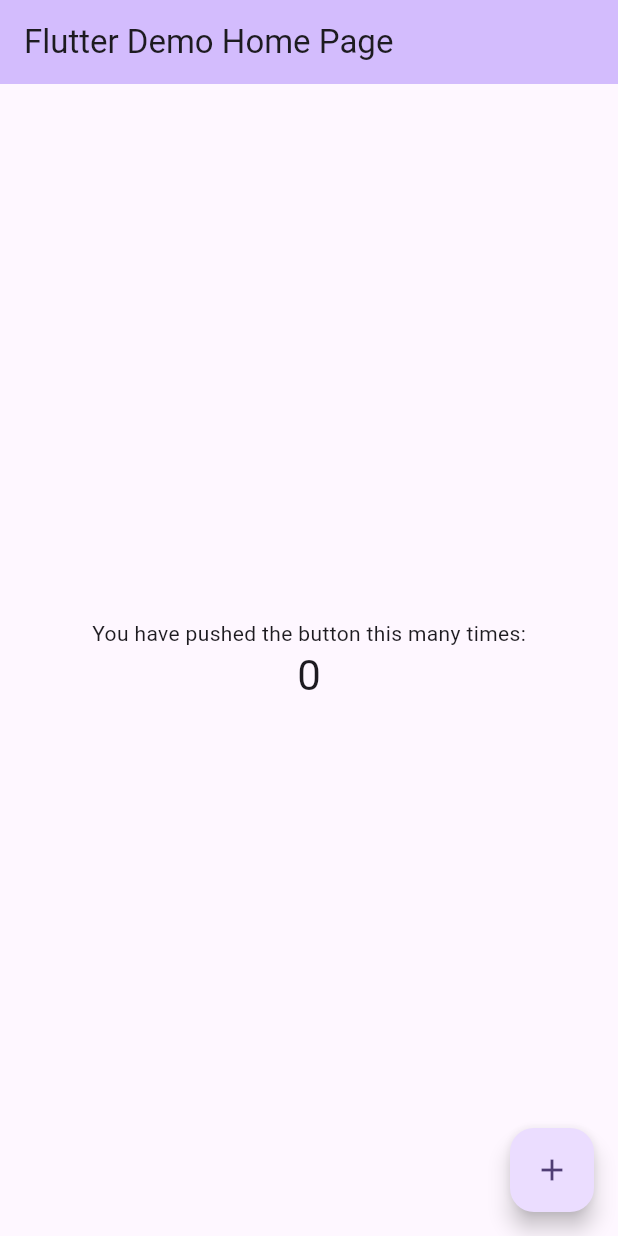
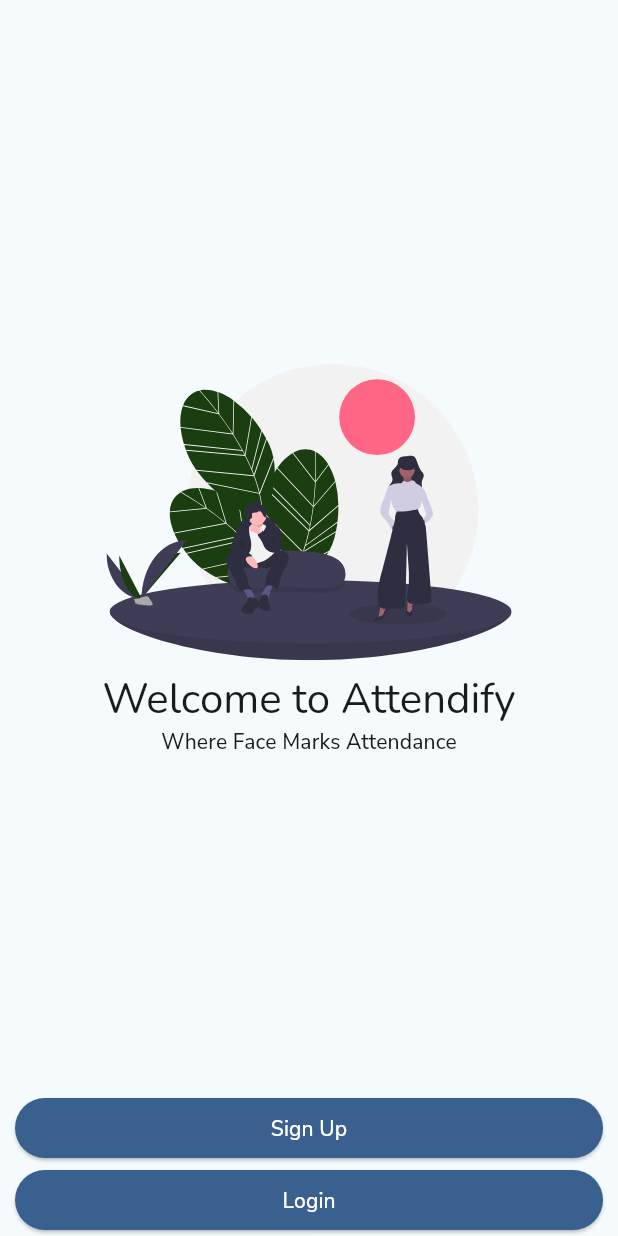
Before and after one commit to the-asherbrook-06/Attendance-Tracking-System, a Flutter app: the screen it shows after launch, on a phone screen of 412 x 824 dp. Run offline on Flutter 3.47's test engine with Material 3 defaults, Android fonts, the phone set to English and light mode, and no system bars; our stand-ins replace flutter_svg, google_fonts.

Commit message:
Splash screens

```diff
--- a/lib/main.dart
+++ b/lib/main.dart
@@ -1,3 +1,6 @@
+import 'package:attendance/screens/splashscreen.dart';
+import 'package:attendance/themes/theme.dart';
+import 'package:attendance/themes/util.dart';
 import 'package:flutter/material.dart';
 
 void main() {
@@ -7,116 +10,15 @@ void main() {
 class MyApp extends StatelessWidget {
   const MyApp({super.key});
 
-  // This widget is the root of your application.
   @override
   Widget build(BuildContext context) {
+    TextTheme textTheme = createTextTheme(context, "Nunito Sans", "Nunito");
+    MaterialTheme theme = MaterialTheme(textTheme);
     return MaterialApp(
-      title: 'Flutter Demo',
-      theme: ThemeData(
-        // This is the theme of your application.
-        //
-        // TRY THIS: Try running your application with "flutter run". You'll see
-        // the application has a purple toolbar. Then, without quitting the app,
-        // try changing the seedColor in the colorScheme below to Colors.green
-        // and then invoke "hot reload" (save your changes or press the "hot
-        // reload" button in a Flutter-supported IDE, or press "r" if you used
-        // the command line to start the app).
-        //
-        // Notice that the counter didn't reset back to zero; the application
-        // state is not lost during the reload. To reset the state, use hot
-        // restart instead.
-        //
-        // This works for code too, not just values: Most code changes can be
-        // tested with just a hot reload.
-        colorScheme: ColorScheme.fromSeed(seedColor: Colors.deepPurple),
-      ),
-      home: const MyHomePage(title: 'Flutter Demo Home Page'),
+      theme: theme.light(),
+      darkTheme: theme.dark(),
+      debugShowCheckedModeBanner: false,
+      home: Splashscreen(),
     );
   }
 }
-
-class MyHomePage extends StatefulWidget {
-  const MyHomePage({super.key, required this.title});
-
-  // This widget is the home page of your application. It is stateful, meaning
-  // that it has a State object (defined below) that contains fields that affect
-  // how it looks.
-
-  // This class is the configuration for the state. It holds the values (in this
-  // case the title) provided by the parent (in this case the App widget) and
-  // used by the build method of the State. Fields in a Widget subclass are
-  // always marked "final".
-
-  final String title;
-
-  @override
-  State<MyHomePage> createState() => _MyHomePageState();
-}
-
-class _MyHomePageState extends State<MyHomePage> {
-  int _counter = 0;
-
-  void _incrementCounter() {
-    setState(() {
-      // This call to setState tells the Flutter framework that something has
-      // changed in this State, which causes it to rerun the build method below
-      // so that the display can reflect the updated values. If we changed
-      // _counter without calling setState(), then the build method would not be
-      // called again, and so nothing would appear to happen.
-      _counter++;
-    });
-  }
-
-  @override
-  Widget build(BuildContext context) {
-    // This method is rerun every time setState is called, for instance as done
-    // by the _incrementCounter method above.
-    //
-    // The Flutter framework has been optimized to make rerunning build methods
-    // fast, so that you can just rebuild anything that needs updating rather
-    // than having to individually change instances of widgets.
-    return Scaffold(
-      appBar: AppBar(
-        // TRY THIS: Try changing the color here to a specific color (to
-        // Colors.amber, perhaps?) and trigger a hot reload to see the AppBar
-        // change color while the other colors stay the same.
-        backgroundColor: Theme.of(context).colorScheme.inversePrimary,
-        // Here we take the value from the MyHomePage object that was created by
-        // the App.build method, and use it to set our appbar title.
-        title: Text(widget.title),
-      ),
-      body: Center(
-        // Center is a layout widget. It takes a single child and positions it
-        // in the middle of the parent.
-        child: Column(
-          // Column is also a layout widget. It takes a list of children and
-          // arranges them vertically. By default, it sizes itself to fit its
-          // children horizontally, and tries to be as tall as its parent.
-          //
-          // Column has various properties to control how it sizes itself and
-          // how it positions its children. Here we use mainAxisAlignment to
-          // center the children vertically; the main axis here is the vertical
-          // axis because Columns are vertical (the cross axis would be
-          // horizontal).
-          //
-          // TRY THIS: Invoke "debug painting" (choose the "Toggle Debug Paint"
-          // action in the IDE, or press "p" in the console), to see the
-          // wireframe for each widget.
-          mainAxisAlignment: MainAxisAlignment.center,
-          children: <Widget>[
-            const Text('You have pushed the button this many times:'),
-            Text(
-              '$_counter',
-              style: Theme.of(context).textTheme.headlineMedium,
-            ),
-          ],
-        ),
-      ),
-      floatingActionButton: FloatingActionButton(
-        onPressed: _incrementCounter,
-        tooltip: 'Increment',
-        child: const Icon(Icons.add),
-      ), // This trailing comma makes auto-formatting nicer for build methods.
-    );
-  }
-}
--- /dev/null
+++ b/lib/screens/splashscreen.dart
@@ -0,0 +1,85 @@
+import 'package:flutter/material.dart';
+import 'package:flutter_svg/flutter_svg.dart';
+
+class Splashscreen extends StatefulWidget {
+  const Splashscreen({super.key});
+
+  @override
+  State<Splashscreen> createState() => _SplashscreenState();
+}
+
+class _SplashscreenState extends State<Splashscreen> {
+  @override
+  Widget build(BuildContext context) {
+    final brightness = View.of(context).platformDispatcher.platformBrightness;
+    return Scaffold(
+      body: Center(
+        child: Column(
+          mainAxisAlignment: MainAxisAlignment.spaceAround,
+          children: [
+            Spacer(),
+            Expanded(
+              child: Center(
+                child: Column(
+                  children: [
+                    SvgPicture.asset(
+                      'assets/images/splash_${brightness == Brightness.light ? 'light' : 'dark'}.svg',
+                      width: 270,
+                    ),
+                    SizedBox(height: 8),
+                    Text(
+                      "Welcome to Attendify",
+                      style: Theme.of(context).textTheme.headlineMedium,
+                    ),
+                    Text(
+                      "Where Face Marks Attendance",
+                      style: Theme.of(context).textTheme.labelLarge,
+                    ),
+                  ],
+                ),
+              ),
+            ),
+            Spacer(),
+            Padding(
+              padding: EdgeInsetsGeometry.symmetric(horizontal: 10),
+              child: Column(
+                children: [
+                  SizedBox(
+                    width: MediaQuery.of(context).size.width,
+                    child: ElevatedButton(
+                      onPressed: () {},
+                      style: ElevatedButton.styleFrom(
+                        backgroundColor: Theme.of(context).colorScheme.primary,
+                      ),
+                      child: Text(
+                        "Sign Up",
+                        style: TextStyle(
+                          color: Theme.of(context).colorScheme.onPrimary,
+                        ),
+                      ),
+                    ),
+                  ),
+                  SizedBox(
+                    width: MediaQuery.of(context).size.width,
+                    child: ElevatedButton(
+                      onPressed: () {},
+                      style: ElevatedButton.styleFrom(
+                        backgroundColor: Theme.of(context).colorScheme.primary,
+                      ),
+                      child: Text(
+                        "Login",
+                        style: TextStyle(
+                          color: Theme.of(context).colorScheme.onPrimary,
+                        ),
+                      ),
+                    ),
+                  ),
+                ],
+              ),
+            ),
+          ],
+        ),
+      ),
+    );
+  }
+}
--- /dev/null
+++ b/lib/themes/theme.dart
@@ -0,0 +1,389 @@
+import "package:flutter/material.dart";
+
+class MaterialTheme {
+  final TextTheme textTheme;
+
+  const MaterialTheme(this.textTheme);
+
+  static ColorScheme lightScheme() {
+    return const ColorScheme(
+      brightness: Brightness.light,
+      primary: Color(0xff3a608f),
+      surfaceTint: Color(0xff3a608f),
+      onPrimary: Color(0xffffffff),
+      primaryContainer: Color(0xffd3e3ff),
+      onPrimaryContainer: Color(0xff1f4876),
+      secondary: Color(0xff3c6090),
+      onSecondary: Color(0xffffffff),
+      secondaryContainer: Color(0xffd4e3ff),
+      onSecondaryContainer: Color(0xff214876),
+      tertiary: Color(0xff36618e),
+      onTertiary: Color(0xffffffff),
+      tertiaryContainer: Color(0xffd1e4ff),
+      onTertiaryContainer: Color(0xff1a4975),
+      error: Color(0xffba1a1a),
+      onError: Color(0xffffffff),
+      errorContainer: Color(0xffffdad6),
+      onErrorContainer: Color(0xff93000a),
+      surface: Color(0xfff5fafd),
+      onSurface: Color(0xff171c1e),
+      onSurfaceVariant: Color(0xff40484b),
+      outline: Color(0xff70787c),
+      outlineVariant: Color(0xffbfc8cb),
+      shadow: Color(0xff000000),
+      scrim: Color(0xff000000),
+      inverseSurface: Color(0xff2c3133),
+      inversePrimary: Color(0xffa4c9fe),
+      primaryFixed: Color(0xffd3e3ff),
+      onPrimaryFixed: Color(0xff001c39),
+      primaryFixedDim: Color(0xffa4c9fe),
+      onPrimaryFixedVariant: Color(0xff1f4876),
+      secondaryFixed: Color(0xffd4e3ff),
+      onSecondaryFixed: Color(0xff001c3a),
+      secondaryFixedDim: Color(0xffa5c8ff),
+      onSecondaryFixedVariant: Color(0xff214876),
+      tertiaryFixed: Color(0xffd1e4ff),
+      onTertiaryFixed: Color(0xff001d36),
+      tertiaryFixedDim: Color(0xffa0cafd),
+      onTertiaryFixedVariant: Color(0xff1a4975),
+      surfaceDim: Color(0xffd6dbdd),
+      surfaceBright: Color(0xfff5fafd),
+      surfaceContainerLowest: Color(0xffffffff),
+      surfaceContainerLow: Color(0xffeff4f7),
+      surfaceContainer: Color(0xffeaeff1),
+      surfaceContainerHigh: Color(0xffe4e9eb),
+      surfaceContainerHighest: Color(0xffdee3e6),
+    );
+  }
+
+  ThemeData light() {
+    return theme(lightScheme());
+  }
+
+  static ColorScheme lightMediumContrastScheme() {
+    return const ColorScheme(
+      brightness: Brightness.light,
+      primary: Color(0xff063764),
+      surfaceTint: Color(0xff3a608f),
+      onPrimary: Color(0xffffffff),
+      primaryContainer: Color(0xff4a6f9f),
+      onPrimaryContainer: Color(0xffffffff),
+      secondary: Color(0xff093764),
+      onSecondary: Color(0xffffffff),
+      secondaryContainer: Color(0xff4b6e9f),
+      onSecondaryContainer: Color(0xffffffff),
+      tertiary: Color(0xff003862),
+      onTertiary: Color(0xffffffff),
+      tertiaryContainer: Color(0xff46709e),
+      onTertiaryContainer: Color(0xffffffff),
+      error: Color(0xff740006),
+      onError: Color(0xffffffff),
+      errorContainer: Color(0xffcf2c27),
+      onErrorContainer: Color(0xffffffff),
+      surface: Color(0xfff5fafd),
+      onSurface: Color(0xff0c1214),
+      onSurfaceVariant: Color(0xff2f373b),
+      outline: Color(0xff4b5457),
+      outlineVariant: Color(0xff666e72),
+      shadow: Color(0xff000000),
+      scrim: Color(0xff000000),
+      inverseSurface: Color(0xff2c3133),
+      inversePrimary: Color(0xffa4c9fe),
+      primaryFixed: Color(0xff4a6f9f),
+      onPrimaryFixed: Color(0xffffffff),
+      primaryFixedDim: Color(0xff305685),
+      onPrimaryFixedVariant: Color(0xffffffff),
+      secondaryFixed: Color(0xff4b6e9f),
+      onSecondaryFixed: Color(0xffffffff),
+      secondaryFixedDim: Color(0xff315685),
+      onSecondaryFixedVariant: Color(0xffffffff),
+      tertiaryFixed: Color(0xff46709e),
+      onTertiaryFixed: Color(0xffffffff),
+      tertiaryFixedDim: Color(0xff2b5784),
+      onTertiaryFixedVariant: Color(0xffffffff),
+      surfaceDim: Color(0xffc2c7ca),
+      surfaceBright: Color(0xfff5fafd),
+      surfaceContainerLowest: Color(0xffffffff),
+      surfaceContainerLow: Color(0xffeff4f7),
+      surfaceContainer: Color(0xffe4e9eb),
+      surfaceContainerHigh: Color(0xffd8dee0),
+      surfaceContainerHighest: Color(0xffcdd2d5),
+    );
+  }
+
+  ThemeData lightMediumContrast() {
+    return theme(lightMediumContrastScheme());
+  }
+
+  static ColorScheme lightHighContrastScheme() {
+    return const ColorScheme(
+      brightness: Brightness.light,
+      primary: Color(0xff002d55),
+      surfaceTint: Color(0xff3a608f),
+      onPrimary: Color(0xffffffff),
+      primaryContainer: Color(0xff224a78),
+      onPrimaryContainer: Color(0xffffffff),
+      secondary: Color(0xff002d56),
+      onSecondary: Color(0xffffffff),
+      secondaryContainer: Color(0xff244a79),
+      onSecondaryContainer: Color(0xffffffff),
+      tertiary: Color(0xff002e51),
+      onTertiary: Color(0xffffffff),
+      tertiaryContainer: Color(0xff1d4b77),
+      onTertiaryContainer: Color(0xffffffff),
+      error: Color(0xff600004),
+      onError: Color(0xffffffff),
+      errorContainer: Color(0xff98000a),
+      onErrorContainer: Color(0xffffffff),
+      surface: Color(0xfff5fafd),
+      onSurface: Color(0xff000000),
+      onSurfaceVariant: Color(0xff000000),
+      outline: Color(0xff252d30),
+      outlineVariant: Color(0xff424b4e),
+      shadow: Color(0xff000000),
+      scrim: Color(0xff000000),
+      inverseSurface: Color(0xff2c3133),
+      inversePrimary: Color(0xffa4c9fe),
+      primaryFixed: Color(0xff224a78),
+      onPrimaryFixed: Color(0xffffffff),
+      primaryFixedDim: Color(0xff003360),
+      onPrimaryFixedVariant: Color(0xffffffff),
+      secondaryFixed: Color(0xff244a79),
+      onSecondaryFixed: Color(0xffffffff),
+      secondaryFixedDim: Color(0xff033361),
+      onSecondaryFixedVariant: Color(0xffffffff),
+      tertiaryFixed: Color(0xff1d4b77),
+      onTertiaryFixed: Color(0xffffffff),
+      tertiaryFixedDim: Color(0xff00345c),
+      onTertiaryFixedVariant: Color(0xffffffff),
+      surfaceDim: Color(0xffb4babc),
+      surfaceBright: Color(0xfff5fafd),
+      surfaceContainerLowest: Color(0xffffffff),
+      surfaceContainerLow: Color(0xffecf1f4),
+      surfaceContainer: Color(0xffdee3e6),
+      surfaceContainerHigh: Color(0xffd0d5d8),
+      surfaceContainerHighest: Color(0xffc2c7ca),
+    );
+  }
+
+  ThemeData lightHighContrast() {
+    return theme(lightHighContrastScheme());
+  }
+
+  static ColorScheme darkScheme() {
+    return const ColorScheme(
+      brightness: Brightness.dark,
+      primary: Color(0xffa4c9fe),
+      surfaceTint: Color(0xffa4c9fe),
+      onPrimary: Color(0xff00315c),
+      primaryContainer: Color(0xff1f4876),
+      onPrimaryContainer: Color(0xffd3e3ff),
+      secondary: Color(0xffa5c8ff),
+      onSecondary: Color(0xff00315e),
+      secondaryContainer: Color(0xff214876),
+      onSecondaryContainer: Color(0xffd4e3ff),
+      tertiary: Color(0xffa0cafd),
+      onTertiary: Color(0xff003258),
+      tertiaryContainer: Color(0xff1a4975),
+      onTertiaryContainer: Color(0xffd1e4ff),
+      error: Color(0xffffb4ab),
+      onError: Color(0xff690005),
+      errorContainer: Color(0xff93000a),
+      onErrorContainer: Color(0xffffdad6),
+      surface: Color(0xff0f1416),
+      onSurface: Color(0xffdee3e6),
+      onSurfaceVariant: Color(0xffbfc8cb),
+      outline: Color(0xff899296),
+      outlineVariant: Color(0xff40484b),
+      shadow: Color(0xff000000),
+      scrim: Color(0xff000000),
+      inverseSurface: Color(0xffdee3e6),
+      inversePrimary: Color(0xff3a608f),
+      primaryFixed: Color(0xffd3e3ff),
+      onPrimaryFixed: Color(0xff001c39),
+      primaryFixedDim: Color(0xffa4c9fe),
+      onPrimaryFixedVariant: Color(0xff1f4876),
+      secondaryFixed: Color(0xffd4e3ff),
+      onSecondaryFixed: Color(0xff001c3a),
+      secondaryFixedDim: Color(0xffa5c8ff),
+      onSecondaryFixedVariant: Color(0xff214876),
+      tertiaryFixed: Color(0xffd1e4ff),
+      onTertiaryFixed: Color(0xff001d36),
+      tertiaryFixedDim: Color(0xffa0cafd),
+      onTertiaryFixedVariant: Color(0xff1a4975),
+      surfaceDim: Color(0xff0f1416),
+      surfaceBright: Color(0xff343a3c),
+      surfaceContainerLowest: Color(0xff090f11),
+      surfaceContainerLow: Color(0xff171c1e),
+      surfaceContainer: Color(0xff1b2022),
+      surfaceContainerHigh: Color(0xff252b2d),
+      surfaceContainerHighest: Color(0xff303638),
+    );
+  }
+
+  ThemeData dark() {
+    return theme(darkScheme());
+  }
+
+  static ColorScheme darkMediumContrastScheme() {
+    return const ColorScheme(
+      brightness: Brightness.dark,
+      primary: Color(0xffc9deff),
+      surfaceTint: Color(0xffa4c9fe),
+      onPrimary: Color(0xff00264a),
+      primaryContainer: Color(0xff6e93c5),
+      onPrimaryContainer: Color(0xff000000),
+      secondary: Color(0xffcaddff),
+      onSecondary: Color(0xff00264b),
+      secondaryContainer: Color(0xff6f92c5),
+      onSecondaryContainer: Color(0xff000000),
+      tertiary: Color(0xffc7deff),
+      onTertiary: Color(0xff002747),
+      tertiaryContainer: Color(0xff6b94c4),
+      onTertiaryContainer: Color(0xff000000),
+      error: Color(0xffffd2cc),
+      onError: Color(0xff540003),
+      errorContainer: Color(0xffff5449),
+      onErrorContainer: Color(0xff000000),
+      surface: Color(0xff0f1416),
+      onSurface: Color(0xffffffff),
+      onSurfaceVariant: Color(0xffd5dee1),
+      outline: Color(0xffabb3b7),
+      outlineVariant: Color(0xff899295),
+      shadow: Color(0xff000000),
+      scrim: Color(0xff000000),
+      inverseSurface: Color(0xffdee3e6),
+      inversePrimary: Color(0xff214977),
+      primaryFixed: Color(0xffd3e3ff),
+      onPrimaryFixed: Color(0xff001227),
+      primaryFixedDim: Color(0xffa4c9fe),
+      onPrimaryFixedVariant: Color(0xff063764),
+      secondaryFixed: Color(0xffd4e3ff),
+      onSecondaryFixed: Color(0xff001128),
+      secondaryFixedDim: Color(0xffa5c8ff),
+      onSecondaryFixedVariant: Color(0xff093764),
+      tertiaryFixed: Color(0xffd1e4ff),
+      onTertiaryFixed: Color(0xff001225),
+      tertiaryFixedDim: Color(0xffa0cafd),
+      onTertiaryFixedVariant: Color(0xff003862),
+      surfaceDim: Color(0xff0f1416),
+      surfaceBright: Color(0xff404548),
+      surfaceContainerLowest: Color(0xff04080a),
+      surfaceContainerLow: Color(0xff191e20),
+      surfaceContainer: Color(0xff23292b),
+      surfaceContainerHigh: Color(0xff2e3336),
+      surfaceContainerHighest: Color(0xff393f41),
+    );
+  }
+
+  ThemeData darkMediumContrast() {
+    return theme(darkMediumContrastScheme());
+  }
+
+  static ColorScheme darkHighContrastScheme() {
+    return const ColorScheme(
+      brightness: Brightness.dark,
+      primary: Color(0xffe9f0ff),
+      surfaceTint: Color(0xffa4c9fe),
+      onPrimary: Color(0xff000000),
+      primaryContainer: Color(0xffa0c5fa),
+      onPrimaryContainer: Color(0xff000c1d),
+      secondary: Color(0xffeaf0ff),
+      onSecondary: Color(0xff000000),
+      secondaryContainer: Color(0xffa1c4fa),
+      onSecondaryContainer: Color(0xff000b1e),
+      tertiary: Color(0xffe8f0ff),
+      onTertiary: Color(0xff000000),
+      tertiaryContainer: Color(0xff9dc6f9),
+      onTertiaryContainer: Color(0xff000c1b),
+      error: Color(0xffffece9),
+      onError: Color(0xff000000),
+      errorContainer: Color(0xffffaea4),
+      onErrorContainer: Color(0xff220001),
+      surface: Color(0xff0f1416),
+      onSurface: Color(0xffffffff),
+      onSurfaceVariant: Color(0xffffffff),
+      outline: Color(0xffe9f1f5),
+      outlineVariant: Color(0xffbbc4c8),
+      shadow: Color(0xff000000),
+      scrim: Color(0xff000000),
+      inverseSurface: Color(0xffdee3e6),
+      inversePrimary: Color(0xff214977),
+      primaryFixed: Color(0xffd3e3ff),
+      onPrimaryFixed: Color(0xff000000),
+      primaryFixedDim: Color(0xffa4c9fe),
+      onPrimaryFixedVariant: Color(0xff001227),
+      secondaryFixed: Color(0xffd4e3ff),
+      onSecondaryFixed: Color(0xff000000),
+      secondaryFixedDim: Color(0xffa5c8ff),
+      onSecondaryFixedVariant: Color(0xff001128),
+      tertiaryFixed: Color(0xffd1e4ff),
+      onTertiaryFixed: Color(0xff000000),
+      tertiaryFixedDim: Color(0xffa0cafd),
+      onTertiaryFixedVariant: Color(0xff001225),
+      surfaceDim: Color(0xff0f1416),
+      surfaceBright: Color(0xff4b5153),
+      surfaceContainerLowest: Color(0xff000000),
+      surfaceContainerLow: Color(0xff1b2022),
+      surfaceContainer: Color(0xff2c3133),
+      surfaceContainerHigh: Color(0xff373c3e),
+      surfaceContainerHighest: Color(0xff42484a),
+    );
+  }
+
+  ThemeData darkHighContrast() {
+    return theme(darkHighContrastScheme());
+  }
+
+
+  ThemeData theme(ColorScheme colorScheme) => ThemeData(
+     useMaterial3: true,
+     brightness: colorScheme.brightness,
+     colorScheme: colorScheme,
+     textTheme: textTheme.apply(
+       bodyColor: colorScheme.onSurface,
+       displayColor: colorScheme.onSurface,
+     ),
+     scaffoldBackgroundColor: colorScheme.background,
+     canvasColor: colorScheme.surface,
+  );
+
+
+  List<ExtendedColor> get extendedColors => [
+  ];
+}
+
+class ExtendedColor {
+  final Color seed, value;
+  final ColorFamily light;
+  final ColorFamily lightHighContrast;
+  final ColorFamily lightMediumContrast;
+  final ColorFamily dark;
+  final ColorFamily darkHighContrast;
+  final ColorFamily darkMediumContrast;
+
+  const ExtendedColor({
+    required this.seed,
+    required this.value,
+    required this.light,
+    required this.lightHighContrast,
+    required this.lightMediumContrast,
+    required this.dark,
+    required this.darkHighContrast,
+    required this.darkMediumContrast,
+  });
+}
+
+class ColorFamily {
+  const ColorFamily({
+    required this.color,
+    required this.onColor,
+    required this.colorContainer,
+    required this.onColorContainer,
+  });
+
+  final Color color;
+  final Color onColor;
+  final Color colorContainer;
+  final Color onColorContainer;
+}
--- /dev/null
+++ b/lib/themes/util.dart
@@ -0,0 +1,19 @@
+import 'package:flutter/material.dart';
+import 'package:google_fonts/google_fonts.dart';
+
+TextTheme createTextTheme(
+    BuildContext context, String bodyFontString, String displayFontString) {
+  TextTheme baseTextTheme = Theme.of(context).textTheme;
+  TextTheme bodyTextTheme = GoogleFonts.getTextTheme(bodyFontString, baseTextTheme);
+  TextTheme displayTextTheme =
+      GoogleFonts.getTextTheme(displayFontString, baseTextTheme);
+  TextTheme textTheme = displayTextTheme.copyWith(
+    bodyLarge: bodyTextTheme.bodyLarge,
+    bodyMedium: bodyTextTheme.bodyMedium,
+    bodySmall: bodyTextTheme.bodySmall,
+    labelLarge: bodyTextTheme.labelLarge,
+    labelMedium: bodyTextTheme.labelMedium,
+    labelSmall: bodyTextTheme.labelSmall,
+  );
+  return textTheme;
+}
--- a/pubspec.yaml
+++ b/pubspec.yaml
@@ -34,6 +34,8 @@ dependencies:
   # The following adds the Cupertino Icons font to your application.
   # Use with the CupertinoIcons class for iOS style icons.
   cupertino_icons: ^1.0.8
+  flutter_svg: ^2.2.0
+  google_fonts: ^6.2.1
 
 dev_dependencies:
   flutter_test:
@@ -58,7 +60,8 @@ flutter:
   uses-material-design: true
 
   # To add assets to your application, add an assets section, like this:
-  # assets:
+  assets:
+      - assets/images/
   #   - images/a_dot_burr.jpeg
   #   - images/a_dot_ham.jpeg
 
```
Also changed, not shown: assets/images/splash_dark.svg (added), assets/images/splash_light.svg (added), pubspec.lock, 1 other file.
